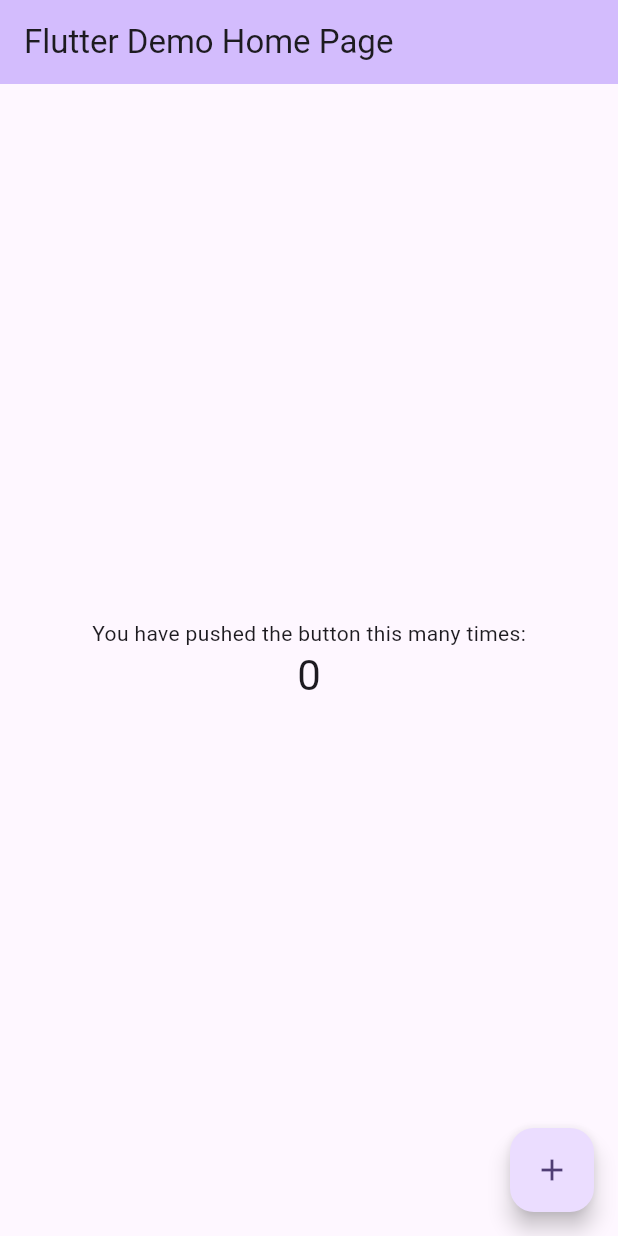
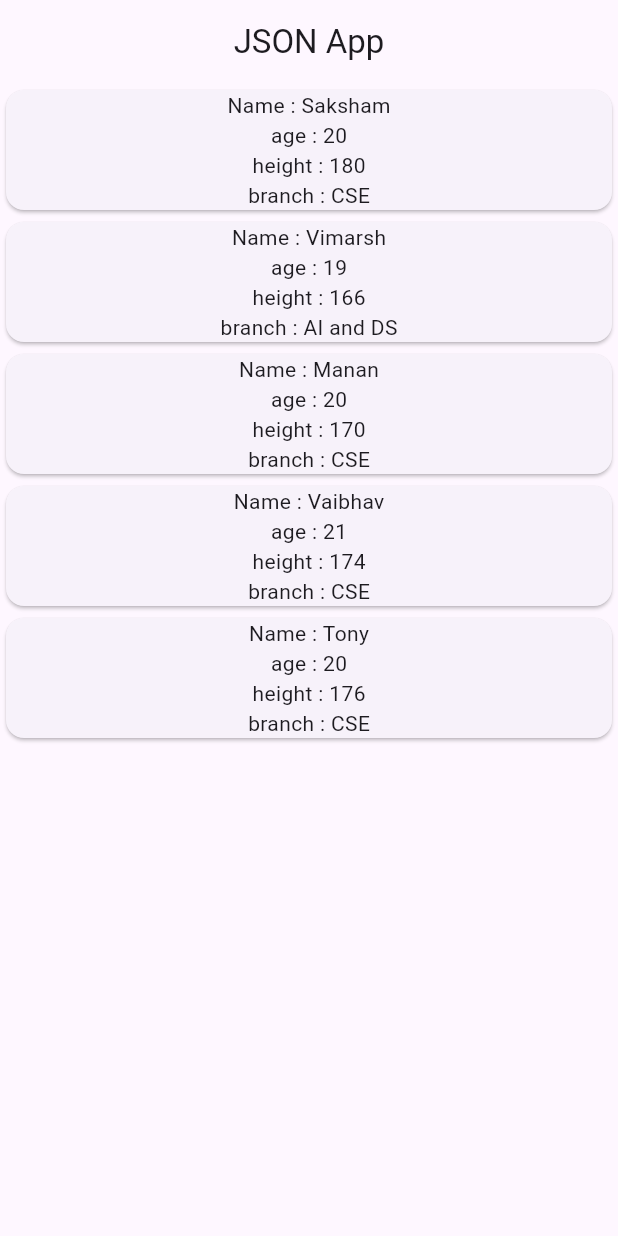
Before and after one commit to Saksham0205/JSON_app, a Flutter app: the screen it shows after launch, on a phone screen of 412 x 824 dp. Run offline on Flutter 3.47's test engine with Material 3 defaults, Android fonts, the phone set to English and light mode, and no system bars.

Commit message:
first commit

```diff
--- /dev/null
+++ b/lib/homepage.dart
@@ -0,0 +1,56 @@
+import 'package:flutter/material.dart';
+import 'dart:convert';
+
+class HomePage extends StatefulWidget {
+  const HomePage({Key? key});
+
+  @override
+  State<HomePage> createState() => _HomePageState();
+}
+
+class _HomePageState extends State<HomePage> {
+  late List data;
+
+  @override
+  Widget build(BuildContext context) {
+    return Scaffold(
+      appBar: AppBar(
+        title: Text("JSON App"),
+        centerTitle: true,
+      ),
+      body: Container(
+        child: Center(
+          child: FutureBuilder(
+            future: DefaultAssetBundle.of(context)
+                .loadString("local_json/person.json"),
+            builder: (context, snapshot) {
+              if (snapshot.data == null) {
+                // Handle the case where data is null
+                return CircularProgressIndicator(); // You can replace this with an appropriate widget or message
+              }
+
+              // Decode JSON
+              var myData = json.decode(snapshot.data!.toString());
+              return ListView.builder(
+                itemBuilder: (BuildContext context, int index) {
+                  return Card(
+                    child: Column(
+                      crossAxisAlignment: CrossAxisAlignment.center,
+                      children: [
+                        Text("Name : " + myData[index]['name']),
+                        Text("age : " + myData[index]['age']),
+                        Text("height : " + myData[index]['height']),
+                        Text("branch : " + myData[index]['branch']),
+                      ],
+                    ),
+                  );
+                },
+                itemCount: myData == null ? 0 : myData.length,
+              );
+            },
+          ),
+        ),
+      ),
+    );
+  }
+}
--- a/lib/main.dart
+++ b/lib/main.dart
@@ -1,125 +1,9 @@
 import 'package:flutter/material.dart';
 
-void main() {
-  runApp(const MyApp());
-}
-
-class MyApp extends StatelessWidget {
-  const MyApp({super.key});
-
-  // This widget is the root of your application.
-  @override
-  Widget build(BuildContext context) {
-    return MaterialApp(
-      title: 'Flutter Demo',
-      theme: ThemeData(
-        // This is the theme of your application.
-        //
-        // TRY THIS: Try running your application with "flutter run". You'll see
-        // the application has a purple toolbar. Then, without quitting the app,
-        // try changing the seedColor in the colorScheme below to Colors.green
-        // and then invoke "hot reload" (save your changes or press the "hot
-        // reload" button in a Flutter-supported IDE, or press "r" if you used
-        // the command line to start the app).
-        //
-        // Notice that the counter didn't reset back to zero; the application
-        // state is not lost during the reload. To reset the state, use hot
-        // restart instead.
-        //
-        // This works for code too, not just values: Most code changes can be
-        // tested with just a hot reload.
-        colorScheme: ColorScheme.fromSeed(seedColor: Colors.deepPurple),
-        useMaterial3: true,
-      ),
-      home: const MyHomePage(title: 'Flutter Demo Home Page'),
-    );
-  }
-}
-
-class MyHomePage extends StatefulWidget {
-  const MyHomePage({super.key, required this.title});
-
-  // This widget is the home page of your application. It is stateful, meaning
-  // that it has a State object (defined below) that contains fields that affect
-  // how it looks.
-
-  // This class is the configuration for the state. It holds the values (in this
-  // case the title) provided by the parent (in this case the App widget) and
-  // used by the build method of the State. Fields in a Widget subclass are
-  // always marked "final".
-
-  final String title;
-
-  @override
-  State<MyHomePage> createState() => _MyHomePageState();
-}
-
-class _MyHomePageState extends State<MyHomePage> {
-  int _counter = 0;
-
-  void _incrementCounter() {
-    setState(() {
-      // This call to setState tells the Flutter framework that something has
-      // changed in this State, which causes it to rerun the build method below
-      // so that the display can reflect the updated values. If we changed
-      // _counter without calling setState(), then the build method would not be
-      // called again, and so nothing would appear to happen.
-      _counter++;
-    });
-  }
-
-  @override
-  Widget build(BuildContext context) {
-    // This method is rerun every time setState is called, for instance as done
-    // by the _incrementCounter method above.
-    //
-    // The Flutter framework has been optimized to make rerunning build methods
-    // fast, so that you can just rebuild anything that needs updating rather
-    // than having to individually change instances of widgets.
-    return Scaffold(
-      appBar: AppBar(
-        // TRY THIS: Try changing the color here to a specific color (to
-        // Colors.amber, perhaps?) and trigger a hot reload to see the AppBar
-        // change color while the other colors stay the same.
-        backgroundColor: Theme.of(context).colorScheme.inversePrimary,
-        // Here we take the value from the MyHomePage object that was created by
-        // the App.build method, and use it to set our appbar title.
-        title: Text(widget.title),
-      ),
-      body: Center(
-        // Center is a layout widget. It takes a single child and positions it
-        // in the middle of the parent.
-        child: Column(
-          // Column is also a layout widget. It takes a list of children and
-          // arranges them vertically. By default, it sizes itself to fit its
-          // children horizontally, and tries to be as tall as its parent.
-          //
-          // Column has various properties to control how it sizes itself and
-          // how it positions its children. Here we use mainAxisAlignment to
-          // center the children vertically; the main axis here is the vertical
-          // axis because Columns are vertical (the cross axis would be
-          // horizontal).
-          //
-          // TRY THIS: Invoke "debug painting" (choose the "Toggle Debug Paint"
-          // action in the IDE, or press "p" in the console), to see the
-          // wireframe for each widget.
-          mainAxisAlignment: MainAxisAlignment.center,
-          children: <Widget>[
-            const Text(
-              'You have pushed the button this many times:',
-            ),
-            Text(
-              '$_counter',
-              style: Theme.of(context).textTheme.headlineMedium,
-            ),
-          ],
-        ),
-      ),
-      floatingActionButton: FloatingActionButton(
-        onPressed: _incrementCounter,
-        tooltip: 'Increment',
-        child: const Icon(Icons.add),
-      ), // This trailing comma makes auto-formatting nicer for build methods.
-    );
-  }
-}
+import 'homepage.dart';
+void main()=>runApp(MaterialApp(debugShowCheckedModeBanner: false,
+  theme: ThemeData(
+    useMaterial3: true
+  ),
+  home: HomePage(),
+));
--- /dev/null
+++ b/local_json/person.json
@@ -0,0 +1,32 @@
+[
+  {
+    "name":"Saksham",
+    "age":"20",
+    "height":"180",
+    "branch":"CSE"
+  },
+  {
+    "name":"Vimarsh",
+    "age":"19",
+    "height":"166",
+    "branch":"AI and DS"
+  },
+  {
+    "name":"Manan",
+    "age":"20",
+    "height":"170",
+    "branch":"CSE"
+  },
+  {
+    "name":"Vaibhav",
+    "age":"21",
+    "height":"174",
+    "branch":"CSE"
+  },
+  {
+  "name":"Tony",
+  "age":"20",
+  "height":"176",
+  "branch":"CSE"
+}
+]
--- a/pubspec.yaml
+++ b/pubspec.yaml
@@ -45,7 +45,7 @@ dev_dependencies:
   # activated in the `analysis_options.yaml` file located at the root of your
   # package. See that file for information about deactivating specific lint
   # rules and activating additional ones.
-  flutter_lints: ^2.0.0
+  flutter_lints: ^3.0.1
 
 # For information on the generic Dart part of this file, see the
 # following page: https://dart.dev/tools/pub/pubspec
@@ -59,8 +59,8 @@ flutter:
   uses-material-design: true
 
   # To add assets to your application, add an assets section, like this:
-  # assets:
-  #   - images/a_dot_burr.jpeg
+  assets:
+     - local_json/person.json
   #   - images/a_dot_ham.jpeg
 
   # An image asset can refer to one or more resolution-specific "variants", see
```
Also changed, not shown: pubspec.lock.
